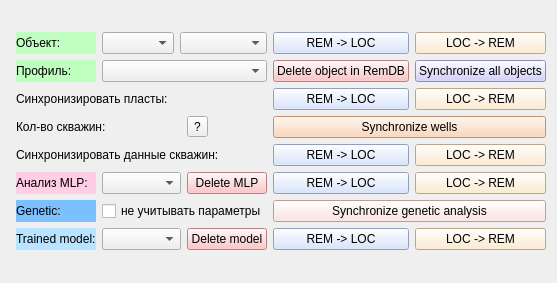
Qt form qt/rem_db_window.ui (idergunoff/geovel_1.0) before a commit.
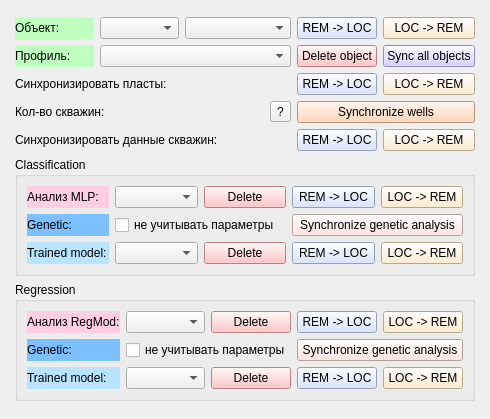
The same form after that commit.

Commit message: wells with logs ui + regression sync in rdb

```diff
--- a/qt/rem_db_window.ui
+++ b/qt/rem_db_window.ui
@@ -6,68 +6,68 @@
    <rect>
     <x>0</x>
     <y>0</y>
-    <width>557</width>
-    <height>283</height>
+    <width>490</width>
+    <height>419</height>
    </rect>
   </property>
   <property name="windowTitle">
    <string>RemoteDB</string>
   </property>
   <layout class="QGridLayout" name="gridLayout_2">
-   <item row="2" column="1">
-    <spacer name="verticalSpacer">
-     <property name="orientation">
-      <enum>Qt::Vertical</enum>
-     </property>
-     <property name="sizeHint" stdset="0">
-      <size>
-       <width>20</width>
-       <height>34</height>
-      </size>
-     </property>
-    </spacer>
-   </item>
-   <item row="1" column="2">
-    <spacer name="horizontalSpacer">
-     <property name="orientation">
-      <enum>Qt::Horizontal</enum>
-     </property>
-     <property name="sizeHint" stdset="0">
-      <size>
-       <width>40</width>
-       <height>14</height>
-      </size>
-     </property>
-    </spacer>
-   </item>
-   <item row="0" column="1">
-    <spacer name="verticalSpacer_2">
-     <property name="orientation">
-      <enum>Qt::Vertical</enum>
-     </property>
-     <property name="sizeHint" stdset="0">
-      <size>
-       <width>20</width>
-       <height>34</height>
-      </size>
-     </property>
-    </spacer>
-   </item>
    <item row="1" column="0">
+    <spacer name="horizontalSpacer">
+     <property name="orientation">
+      <enum>Qt::Horizontal</enum>
+     </property>
+     <property name="sizeHint" stdset="0">
+      <size>
+       <width>40</width>
+       <height>20</height>
+      </size>
+     </property>
+    </spacer>
+   </item>
+   <item row="1" column="2">
     <spacer name="horizontalSpacer_2">
      <property name="orientation">
       <enum>Qt::Horizontal</enum>
      </property>
      <property name="sizeHint" stdset="0">
       <size>
-       <width>45</width>
+       <width>40</width>
        <height>20</height>
       </size>
      </property>
     </spacer>
    </item>
+   <item row="0" column="1">
+    <spacer name="verticalSpacer">
+     <property name="orientation">
+      <enum>Qt::Vertical</enum>
+     </property>
+     <property name="sizeHint" stdset="0">
+      <size>
+       <width>20</width>
+       <height>40</height>
+      </size>
+     </property>
+    </spacer>
+   </item>
    <item row="1" column="1">
     <layout class="QGridLayout" name="gridLayout">
+     <item row="5" column="4">
+      <widget class="QPushButton" name="pushButton_load_formations">
+       <property name="toolTip">
+        <string>Загрузить пласты с удаленной БД на локальную</string>
+       </property>
+       <property name="styleSheet">
+        <string notr="true">background-color: rgb(206, 222, 255);</string>
+       </property>
+       <property name="text">
+        <string>REM -&gt; LOC</string>
+       </property>
+      </widget>
+     </item>
      <item row="1" column="5">
       <widget class="QPushButton" name="pushButton_sync_objects">
        <property name="toolTip">
@@ -77,24 +77,24 @@
         <string notr="true">background-color: rgb(201, 196, 255);</string>
        </property>
        <property name="text">
-        <string>Synchronize all objects</string>
+        <string>Sync all objects</string>
        </property>
       </widget>
      </item>
-     <item row="6" column="3">
-      <widget class="QToolButton" name="toolButton_cw">
-       <property name="toolTip">
-        <string>Обновить кол-во скважин</string>
+     <item row="1" column="1" colspan="3">
+      <widget class="QComboBox" name="comboBox_profile_rem">
+       <property name="sizePolicy">
+        <sizepolicy hsizetype="Preferred" vsizetype="Fixed">
+         <horstretch>0</horstretch>
+         <verstretch>0</verstretch>
+        </sizepolicy>
        </property>
-       <property name="text">
-        <string>?</string>
-       </property>
       </widget>
      </item>
-     <item row="8" column="5">
-      <widget class="QPushButton" name="pushButton_unload_mlp">
+     <item row="5" column="5">
+      <widget class="QPushButton" name="pushButton_unload_formations">
        <property name="toolTip">
-        <string>Выгрузить анализ с локальной БД на удаленную</string>
+        <string>Выгрузить пласты с локальной БД на удаленную</string>
        </property>
        <property name="styleSheet">
         <string notr="true">background-color: rgb(255, 233, 196);</string>
@@ -104,19 +104,6 @@
        </property>
       </widget>
      </item>
-     <item row="1" column="4">
-      <widget class="QPushButton" name="pushButton_delete_obj_rem">
-       <property name="toolTip">
-        <string>Удалить объект в удаленной БД</string>
-       </property>
-       <property name="styleSheet">
-        <string notr="true">background-color: rgb(255, 181, 182);</string>
-       </property>
-       <property name="text">
-        <string>Delete object in RemDB</string>
-       </property>
-      </widget>
-     </item>
      <item row="0" column="5">
       <widget class="QPushButton" name="pushButton_unload_obj_rem">
        <property name="toolTip">
@@ -130,56 +117,23 @@
        </property>
       </widget>
      </item>
-     <item row="8" column="3">
-      <widget class="QPushButton" name="pushButton_delete_mlp_rdb">
+     <item row="1" column="4">
+      <widget class="QPushButton" name="pushButton_delete_obj_rem">
        <property name="toolTip">
-        <string>Удалить анализ MLP в удаленной БД</string>
+        <string>Удалить объект в удаленной БД</string>
        </property>
        <property name="styleSheet">
         <string notr="true">background-color: rgb(255, 181, 182);</string>
        </property>
        <property name="text">
-        <string>Delete MLP</string>
+        <string>Delete object</string>
        </property>
       </widget>
      </item>
-     <item row="0" column="1">
-      <widget class="QComboBox" name="comboBox_object_rem">
-       <property name="sizePolicy">
-        <sizepolicy hsizetype="Preferred" vsizetype="Fixed">
-         <horstretch>0</horstretch>
-         <verstretch>0</verstretch>
-        </sizepolicy>
-       </property>
-       <property name="toolTip">
-        <string/>
-       </property>
-      </widget>
-     </item>
-     <item row="9" column="1" colspan="3">
-      <widget class="QCheckBox" name="checkBox_check_ga_params">
+     <item row="6" column="0" colspan="3">
+      <widget class="QLabel" name="label_wells_count">
        <property name="text">
-        <string>не учитывать параметры</string>
-       </property>
-      </widget>
-     </item>
-     <item row="5" column="0" colspan="4">
-      <widget class="QLabel" name="label_2">
-       <property name="styleSheet">
-        <string notr="true"/>
-       </property>
-       <property name="text">
-        <string>Синхронизировать пласты:</string>
-       </property>
-      </widget>
-     </item>
-     <item row="8" column="0">
-      <widget class="QLabel" name="label_3">
-       <property name="styleSheet">
-        <string notr="true">background-color: rgb(255, 206, 228);</string>
-       </property>
-       <property name="text">
-        <string>Анализ MLP:</string>
+        <string>Кол-во скважин: </string>
        </property>
       </widget>
      </item>
@@ -196,19 +150,46 @@
        </property>
       </widget>
      </item>
-     <item row="8" column="1" colspan="2">
-      <widget class="QComboBox" name="comboBox_mlp_rdb"/>
+     <item row="6" column="3">
+      <widget class="QToolButton" name="toolButton_cw">
+       <property name="toolTip">
+        <string>Обновить кол-во скважин</string>
+       </property>
+       <property name="text">
+        <string>?</string>
+       </property>
+      </widget>
      </item>
-     <item row="7" column="5">
-      <widget class="QPushButton" name="pushButton_unload_well_rel">
+     <item row="0" column="4">
+      <widget class="QPushButton" name="pushButton_load_obj_rem">
        <property name="toolTip">
-        <string>Выгрузить данные скважин с локальной БД на удаленную</string>
+        <string>Загрузить объект с удаленной БД на локальную</string>
        </property>
        <property name="styleSheet">
-        <string notr="true">background-color: rgb(255, 233, 196);</string>
+        <string notr="true">background-color: rgb(206, 222, 255);</string>
        </property>
        <property name="text">
-        <string>LOC -&gt; REM</string>
+        <string>REM -&gt; LOC</string>
+       </property>
+      </widget>
+     </item>
+     <item row="1" column="0">
+      <widget class="QLabel" name="label_5">
+       <property name="styleSheet">
+        <string notr="true">background-color: rgb(191, 255, 191);</string>
+       </property>
+       <property name="text">
+        <string>Профиль:</string>
+       </property>
+      </widget>
+     </item>
+     <item row="0" column="0">
+      <widget class="QLabel" name="label_4">
+       <property name="styleSheet">
+        <string notr="true">background-color: rgb(191, 255, 191);</string>
+       </property>
+       <property name="text">
+        <string>Объект:</string>
        </property>
       </widget>
      </item>
@@ -225,6 +206,29 @@
        </property>
       </widget>
      </item>
+     <item row="0" column="1">
+      <widget class="QComboBox" name="comboBox_object_rem">
+       <property name="sizePolicy">
+        <sizepolicy hsizetype="Preferred" vsizetype="Fixed">
+         <horstretch>0</horstretch>
+         <verstretch>0</verstretch>
+        </sizepolicy>
+       </property>
+       <property name="toolTip">
+        <string/>
+       </property>
+      </widget>
+     </item>
+     <item row="5" column="0" colspan="4">
+      <widget class="QLabel" name="label_2">
+       <property name="styleSheet">
+        <string notr="true"/>
+       </property>
+       <property name="text">
+        <string>Синхронизировать пласты:</string>
+       </property>
+      </widget>
+     </item>
      <item row="7" column="0" colspan="4">
       <widget class="QLabel" name="label">
        <property name="text">
@@ -232,72 +236,6 @@
        </property>
       </widget>
      </item>
-     <item row="1" column="0">
-      <widget class="QLabel" name="label_5">
-       <property name="styleSheet">
-        <string notr="true">background-color: rgb(191, 255, 191);</string>
-       </property>
-       <property name="text">
-        <string>Профиль:</string>
-       </property>
-      </widget>
-     </item>
-     <item row="5" column="4">
-      <widget class="QPushButton" name="pushButton_load_formations">
-       <property name="toolTip">
-        <string>Загрузить пласты с удаленной БД на локальную</string>
-       </property>
-       <property name="styleSheet">
-        <string notr="true">background-color: rgb(206, 222, 255);</string>
-       </property>
-       <property name="text">
-        <string>REM -&gt; LOC</string>
-       </property>
-      </widget>
-     </item>
-     <item row="6" column="0" colspan="3">
-      <widget class="QLabel" name="label_wells_count">
-       <property name="text">
-        <string>Кол-во скважин: </string>
-       </property>
-      </widget>
-     </item>
-     <item row="8" column="4">
-      <widget class="QPushButton" name="pushButton_load_mlp">
-       <property name="toolTip">
-        <string>Загрузить анализ MLP с удаленной БД на локальную</string>
-       </property>
-       <property name="styleSheet">
-        <string notr="true">background-color: rgb(206, 222, 255);</string>
-       </property>
-       <property name="text">
-        <string>REM -&gt; LOC</string>
-       </property>
-      </widget>
-     </item>
-     <item row="9" column="4" colspan="2">
-      <widget class="QPushButton" name="pushButton_unload_ga">
-       <property name="styleSheet">
-        <string notr="true">background-color: rgb(255, 221, 215);</string>
-       </property>
-       <property name="text">
-        <string>Synchronize genetic analysis</string>
-       </property>
-      </widget>
-     </item>
-     <item row="5" column="5">
-      <widget class="QPushButton" name="pushButton_unload_formations">
-       <property name="toolTip">
-        <string>Выгрузить пласты с локальной БД на удаленную</string>
-       </property>
-       <property name="styleSheet">
-        <string notr="true">background-color: rgb(255, 233, 196);</string>
-       </property>
-       <property name="text">
-        <string>LOC -&gt; REM</string>
-       </property>
-      </widget>
-     </item>
      <item row="0" column="2" colspan="2">
       <widget class="QComboBox" name="comboBox_research_rem">
        <property name="toolTip">
@@ -305,61 +243,11 @@
        </property>
       </widget>
      </item>
-     <item row="0" column="4">
-      <widget class="QPushButton" name="pushButton_load_obj_rem">
+     <item row="7" column="5">
+      <widget class="QPushButton" name="pushButton_unload_well_rel">
        <property name="toolTip">
-        <string>Загрузить объект с удаленной БД на локальную</string>
+        <string>Выгрузить данные скважин с локальной БД на удаленную</string>
        </property>
-       <property name="styleSheet">
-        <string notr="true">background-color: rgb(206, 222, 255);</string>
-       </property>
-       <property name="text">
-        <string>REM -&gt; LOC</string>
-       </property>
-      </widget>
-     </item>
-     <item row="1" column="1" colspan="3">
-      <widget class="QComboBox" name="comboBox_profile_rem">
-       <property name="sizePolicy">
-        <sizepolicy hsizetype="Preferred" vsizetype="Fixed">
-         <horstretch>0</horstretch>
-         <verstretch>0</verstretch>
-        </sizepolicy>
-       </property>
-      </widget>
-     </item>
-     <item row="0" column="0">
-      <widget class="QLabel" name="label_4">
-       <property name="styleSheet">
-        <string notr="true">background-color: rgb(191, 255, 191);</string>
-       </property>
-       <property name="text">
-        <string>Объект:</string>
-       </property>
-      </widget>
-     </item>
-     <item row="9" column="0">
-      <widget class="QLabel" name="label_6">
-       <property name="styleSheet">
-        <string notr="true">background-color: rgb(124, 192, 255);</string>
-       </property>
-       <property name="text">
-        <string>Genetic:</string>
-       </property>
-      </widget>
-     </item>
-     <item row="10" column="0">
-      <widget class="QLabel" name="label_7">
-       <property name="styleSheet">
-        <string notr="true">background-color: rgb(185, 228, 255);</string>
-       </property>
-       <property name="text">
-        <string>Trained model:</string>
-       </property>
-      </widget>
-     </item>
-     <item row="10" column="5">
-      <widget class="QPushButton" name="pushButton_unload_model">
        <property name="styleSheet">
         <string notr="true">background-color: rgb(255, 233, 196);</string>
        </property>
@@ -368,34 +256,289 @@
        </property>
       </widget>
      </item>
-     <item row="10" column="4">
-      <widget class="QPushButton" name="pushButton_load_model">
-       <property name="styleSheet">
-        <string notr="true">background-color: rgb(206, 222, 255);</string>
+     <item row="8" column="0" colspan="6">
+      <widget class="QGroupBox" name="groupBox">
+       <property name="title">
+        <string>Classification</string>
        </property>
-       <property name="text">
-        <string>REM -&gt; LOC</string>
-       </property>
+       <layout class="QGridLayout" name="gridLayout_3">
+        <item row="0" column="0">
+         <widget class="QLabel" name="label_3">
+          <property name="styleSheet">
+           <string notr="true">background-color: rgb(255, 206, 228);</string>
+          </property>
+          <property name="text">
+           <string>Анализ MLP:</string>
+          </property>
+         </widget>
+        </item>
+        <item row="2" column="3">
+         <widget class="QPushButton" name="pushButton_load_model">
+          <property name="styleSheet">
+           <string notr="true">background-color: rgb(206, 222, 255);</string>
+          </property>
+          <property name="text">
+           <string>REM -&gt; LOC</string>
+          </property>
+         </widget>
+        </item>
+        <item row="0" column="1">
+         <widget class="QComboBox" name="comboBox_mlp_rdb"/>
+        </item>
+        <item row="2" column="0">
+         <widget class="QLabel" name="label_7">
+          <property name="styleSheet">
+           <string notr="true">background-color: rgb(185, 228, 255);</string>
+          </property>
+          <property name="text">
+           <string>Trained model:</string>
+          </property>
+         </widget>
+        </item>
+        <item row="0" column="3">
+         <widget class="QPushButton" name="pushButton_load_mlp">
+          <property name="toolTip">
+           <string>Загрузить анализ MLP с удаленной БД на локальную</string>
+          </property>
+          <property name="styleSheet">
+           <string notr="true">background-color: rgb(206, 222, 255);</string>
+          </property>
+          <property name="text">
+           <string>REM -&gt; LOC</string>
+          </property>
+         </widget>
+        </item>
+        <item row="1" column="1" colspan="2">
+         <widget class="QCheckBox" name="checkBox_check_ga_params">
+          <property name="text">
+           <string>не учитывать параметры</string>
+          </property>
+         </widget>
+        </item>
+        <item row="2" column="2">
+         <widget class="QPushButton" name="pushButton_delete_model_rdb">
+          <property name="toolTip">
+           <string>Удалить модель в удаленной БД</string>
+          </property>
+          <property name="styleSheet">
+           <string notr="true">background-color: rgb(255, 181, 182);</string>
+          </property>
+          <property name="text">
+           <string>Delete</string>
+          </property>
+         </widget>
+        </item>
+        <item row="1" column="3" colspan="2">
+         <widget class="QPushButton" name="pushButton_unload_ga">
+          <property name="styleSheet">
+           <string notr="true">background-color: rgb(255, 221, 215);</string>
+          </property>
+          <property name="text">
+           <string>Synchronize genetic analysis</string>
+          </property>
+         </widget>
+        </item>
+        <item row="2" column="4">
+         <widget class="QPushButton" name="pushButton_unload_model">
+          <property name="styleSheet">
+           <string notr="true">background-color: rgb(255, 233, 196);</string>
+          </property>
+          <property name="text">
+           <string>LOC -&gt; REM</string>
+          </property>
+         </widget>
+        </item>
+        <item row="0" column="2">
+         <widget class="QPushButton" name="pushButton_delete_mlp_rdb">
+          <property name="toolTip">
+           <string>Удалить анализ MLP в удаленной БД</string>
+          </property>
+          <property name="styleSheet">
+           <string notr="true">background-color: rgb(255, 181, 182);</string>
+          </property>
+          <property name="text">
+           <string>Delete</string>
+          </property>
+         </widget>
+        </item>
+        <item row="0" column="4">
+         <widget class="QPushButton" name="pushButton_unload_mlp">
+          <property name="toolTip">
+           <string>Выгрузить анализ с локальной БД на удаленную</string>
+          </property>
+          <property name="styleSheet">
+           <string notr="true">background-color: rgb(255, 233, 196);</string>
+          </property>
+          <property name="text">
+           <string>LOC -&gt; REM</string>
+          </property>
+         </widget>
+        </item>
+        <item row="1" column="0">
+         <widget class="QLabel" name="label_6">
+          <property name="styleSheet">
+           <string notr="true">background-color: rgb(124, 192, 255);</string>
+          </property>
+          <property name="text">
+           <string>Genetic:</string>
+          </property>
+         </widget>
+        </item>
+        <item row="2" column="1">
+         <widget class="QComboBox" name="comboBox_trained_model_rdb"/>
+        </item>
+       </layout>
       </widget>
      </item>
-     <item row="10" column="1" colspan="2">
-      <widget class="QComboBox" name="comboBox_trained_model_rdb"/>
-     </item>
-     <item row="10" column="3">
-      <widget class="QPushButton" name="pushButton_delete_model_rdb">
-       <property name="toolTip">
-        <string>Удалить модель в удаленной БД</string>
+     <item row="9" column="0" colspan="6">
+      <widget class="QGroupBox" name="groupBox_2">
+       <property name="title">
+        <string>Regression</string>
        </property>
-       <property name="styleSheet">
-        <string notr="true">background-color: rgb(255, 181, 182);</string>
-       </property>
-       <property name="text">
-        <string>Delete model</string>
-       </property>
+       <layout class="QGridLayout" name="gridLayout_4">
+        <item row="0" column="0">
+         <widget class="QLabel" name="label_10">
+          <property name="styleSheet">
+           <string notr="true">background-color: rgb(255, 206, 228);</string>
+          </property>
+          <property name="text">
+           <string>Анализ RegMod:</string>
+          </property>
+         </widget>
+        </item>
+        <item row="0" column="1">
+         <widget class="QComboBox" name="comboBox_regmod_rdb"/>
+        </item>
+        <item row="0" column="2">
+         <widget class="QPushButton" name="pushButton_delete_regmod_rdb">
+          <property name="toolTip">
+           <string>Удалить анализ MLP в удаленной БД</string>
+          </property>
+          <property name="styleSheet">
+           <string notr="true">background-color: rgb(255, 181, 182);</string>
+          </property>
+          <property name="text">
+           <string>Delete</string>
+          </property>
+         </widget>
+        </item>
+        <item row="0" column="3">
+         <widget class="QPushButton" name="pushButton_load_regmod">
+          <property name="toolTip">
+           <string>Загрузить анализ MLP с удаленной БД на локальную</string>
+          </property>
+          <property name="styleSheet">
+           <string notr="true">background-color: rgb(206, 222, 255);</string>
+          </property>
+          <property name="text">
+           <string>REM -&gt; LOC</string>
+          </property>
+         </widget>
+        </item>
+        <item row="0" column="4">
+         <widget class="QPushButton" name="pushButton_unload_regmod">
+          <property name="toolTip">
+           <string>Выгрузить анализ с локальной БД на удаленную</string>
+          </property>
+          <property name="styleSheet">
+           <string notr="true">background-color: rgb(255, 233, 196);</string>
+          </property>
+          <property name="text">
+           <string>LOC -&gt; REM</string>
+          </property>
+         </widget>
+        </item>
+        <item row="1" column="0">
+         <widget class="QLabel" name="label_8">
+          <property name="styleSheet">
+           <string notr="true">background-color: rgb(124, 192, 255);</string>
+          </property>
+          <property name="text">
+           <string>Genetic:</string>
+          </property>
+         </widget>
+        </item>
+        <item row="1" column="1" colspan="2">
+         <widget class="QCheckBox" name="checkBox_check_ga_params_reg">
+          <property name="text">
+           <string>не учитывать параметры</string>
+          </property>
+         </widget>
+        </item>
+        <item row="1" column="3" colspan="2">
+         <widget class="QPushButton" name="pushButton_unload_ga_reg">
+          <property name="styleSheet">
+           <string notr="true">background-color: rgb(255, 221, 215);</string>
+          </property>
+          <property name="text">
+           <string>Synchronize genetic analysis</string>
+          </property>
+         </widget>
+        </item>
+        <item row="2" column="0">
+         <widget class="QLabel" name="label_9">
+          <property name="styleSheet">
+           <string notr="true">background-color: rgb(185, 228, 255);</string>
+          </property>
+          <property name="text">
+           <string>Trained model:</string>
+          </property>
+         </widget>
+        </item>
+        <item row="2" column="1">
+         <widget class="QComboBox" name="comboBox_trained_model_reg_rdb"/>
+        </item>
+        <item row="2" column="2">
+         <widget class="QPushButton" name="pushButton_delete_model_reg_rdb">
+          <property name="toolTip">
+           <string>Удалить модель в удаленной БД</string>
+          </property>
+          <property name="styleSheet">
+           <string notr="true">background-color: rgb(255, 181, 182);</string>
+          </property>
+          <property name="text">
+           <string>Delete</string>
+          </property>
+         </widget>
+        </item>
+        <item row="2" column="3">
+         <widget class="QPushButton" name="pushButton_load_model_reg">
+          <property name="styleSheet">
+           <string notr="true">background-color: rgb(206, 222, 255);</string>
+          </property>
+          <property name="text">
+           <string>REM -&gt; LOC</string>
+          </property>
+         </widget>
+        </item>
+        <item row="2" column="4">
+         <widget class="QPushButton" name="pushButton_unload_model_reg">
+          <property name="styleSheet">
+           <string notr="true">background-color: rgb(255, 233, 196);</string>
+          </property>
+          <property name="text">
+           <string>LOC -&gt; REM</string>
+          </property>
+         </widget>
+        </item>
+       </layout>
       </widget>
      </item>
     </layout>
    </item>
+   <item row="2" column="1">
+    <spacer name="verticalSpacer_2">
+     <property name="orientation">
+      <enum>Qt::Vertical</enum>
+     </property>
+     <property name="sizeHint" stdset="0">
+      <size>
+       <width>20</width>
+       <height>40</height>
+      </size>
+     </property>
+    </spacer>
+   </item>
   </layout>
  </widget>
  <resources/>
```
The commit also changes 8 other files.
